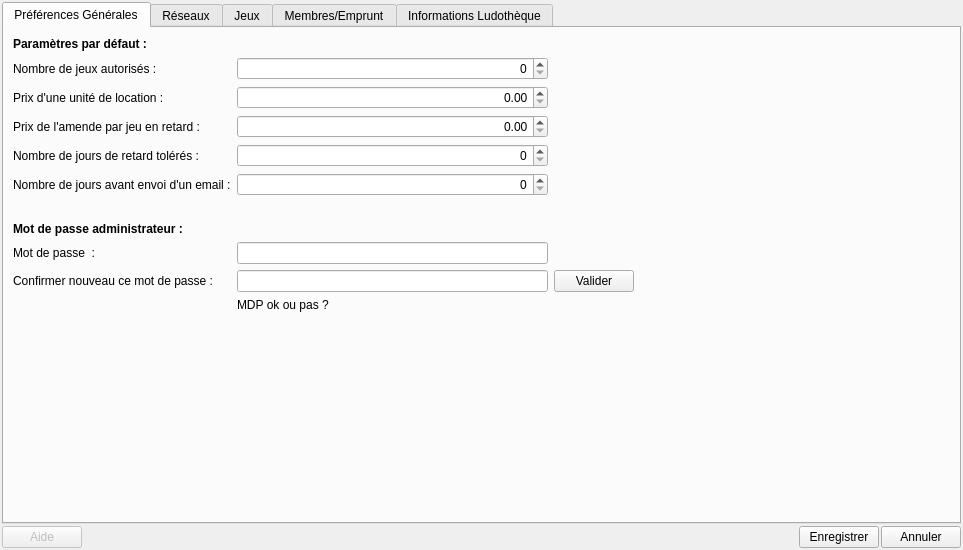
This is f_preferences.ui in nivhg/ludopen as Qt 5 draws it before an edit. The edited form follows.
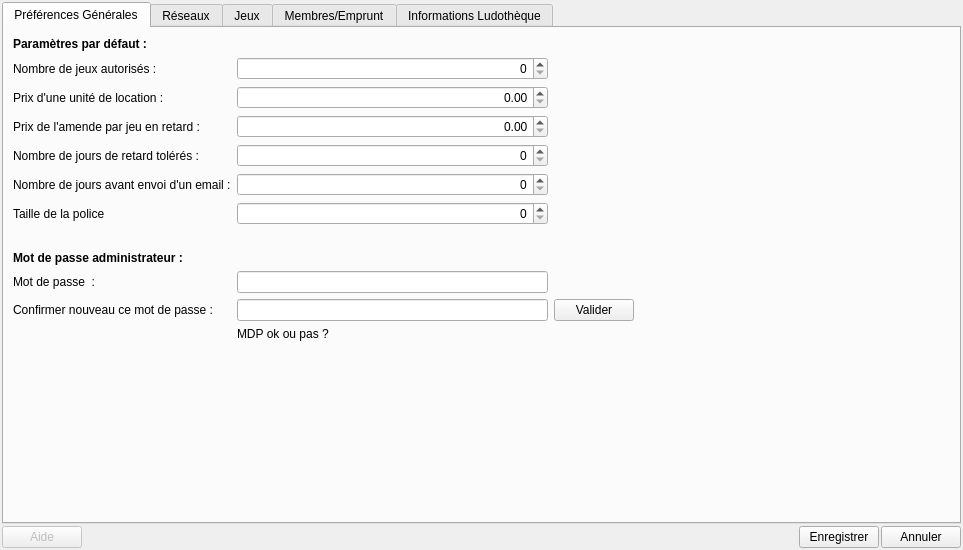
This is the edited form. The open tabs and pages were chosen to show the change. Icons and pictures are not drawn.

Diff of the .ui file:
```diff
--- a/f_preferences.ui
+++ b/f_preferences.ui
@@ -84,7 +84,7 @@
        </item>
        <item row="0" column="0">
         <layout class="QGridLayout" name="gridLayout_4">
-         <item row="8" column="0">
+         <item row="9" column="0">
           <widget class="QLabel" name="label_4">
            <property name="font">
             <font>
@@ -97,14 +97,14 @@
            </property>
           </widget>
          </item>
-         <item row="9" column="0">
+         <item row="10" column="0">
           <widget class="QLabel" name="Lb_NouveauCode">
            <property name="text">
             <string>Mot de passe  :</string>
            </property>
           </widget>
          </item>
-         <item row="10" column="1">
+         <item row="11" column="1">
           <widget class="QLineEdit" name="LE_ConfirmerCode"/>
          </item>
          <item row="0" column="3" rowspan="6">
@@ -120,7 +120,7 @@
            </property>
           </spacer>
          </item>
-         <item row="7" column="0" colspan="4">
+         <item row="8" column="0" colspan="4">
           <spacer name="VS_4">
            <property name="orientation">
             <enum>Qt::Vertical</enum>
@@ -164,7 +164,7 @@
            </property>
           </widget>
          </item>
-         <item row="11" column="1" colspan="2">
+         <item row="12" column="1" colspan="2">
           <widget class="QLabel" name="Lb_VerifCode">
            <property name="layoutDirection">
             <enum>Qt::RightToLeft</enum>
@@ -181,7 +181,7 @@
            </property>
           </widget>
          </item>
-         <item row="8" column="3" rowspan="4">
+         <item row="9" column="3" rowspan="4">
           <spacer name="HS_5">
            <property name="orientation">
             <enum>Qt::Horizontal</enum>
@@ -197,7 +197,7 @@
            </property>
           </spacer>
          </item>
-         <item row="12" column="1">
+         <item row="13" column="1">
           <spacer name="verticalSpacer_2">
            <property name="orientation">
             <enum>Qt::Vertical</enum>
@@ -223,21 +223,21 @@
            </property>
           </widget>
          </item>
-         <item row="10" column="2">
+         <item row="11" column="2">
           <widget class="QPushButton" name="Bt_ValiderCode">
            <property name="text">
             <string>Valider</string>
            </property>
           </widget>
          </item>
-         <item row="10" column="0">
+         <item row="11" column="0">
           <widget class="QLabel" name="Lb_ConfirmerCode">
            <property name="text">
             <string>Confirmer nouveau ce mot de passe :</string>
            </property>
           </widget>
          </item>
-         <item row="9" column="1">
+         <item row="10" column="1">
           <widget class="QLineEdit" name="LE_NouveauCode"/>
          </item>
          <item row="2" column="1">
@@ -281,6 +281,20 @@
            </property>
           </widget>
          </item>
+         <item row="6" column="1">
+          <widget class="QSpinBox" name="SBx_TaillePolice">
+           <property name="alignment">
+            <set>Qt::AlignRight|Qt::AlignTrailing|Qt::AlignVCenter</set>
+           </property>
+          </widget>
+         </item>
+         <item row="6" column="0">
+          <widget class="QLabel" name="label_9">
+           <property name="text">
+            <string>Taille de la police</string>
+           </property>
+          </widget>
+         </item>
         </layout>
        </item>
       </layout>
```
Left out of the diff: 22 changed lines with no effect on the pictures.
